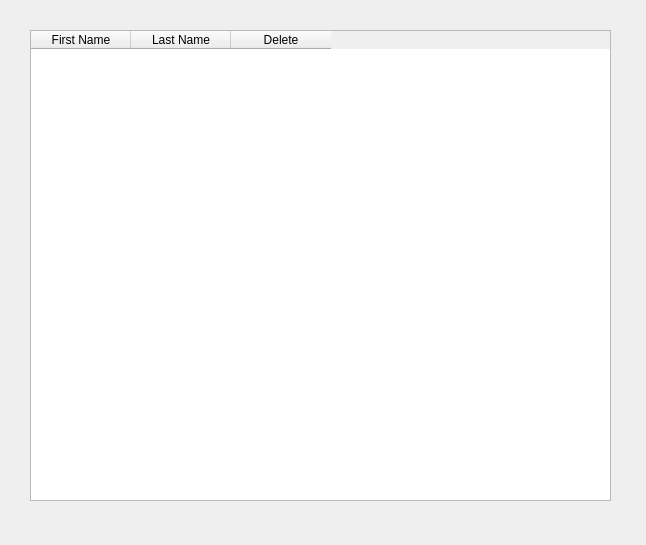
imp-javis/bed-manager, file deletepage.ui: the form before one commit.
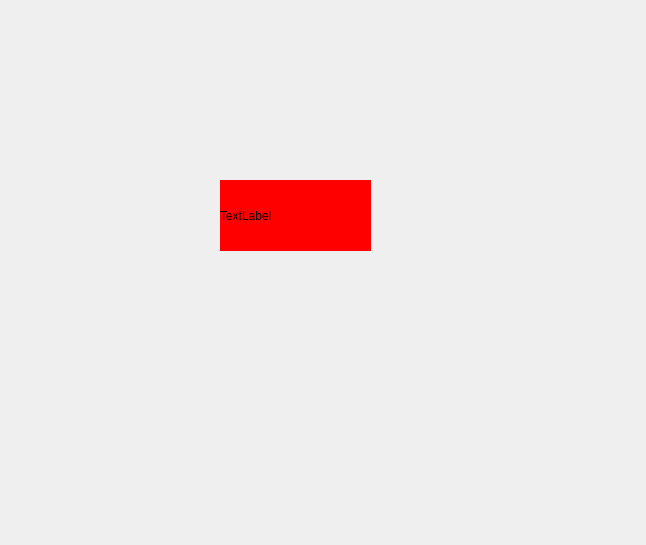
The form after the commit.

Diff of the .ui file:
```diff
--- a/deletepage.ui
+++ b/deletepage.ui
@@ -13,30 +13,21 @@
   <property name="windowTitle">
    <string>Form</string>
   </property>
-  <widget class="QTableWidget" name="tableWidget">
+  <widget class="QLabel" name="label">
    <property name="geometry">
     <rect>
-     <x>30</x>
-     <y>30</y>
-     <width>581</width>
-     <height>471</height>
+     <x>220</x>
+     <y>180</y>
+     <width>151</width>
+     <height>71</height>
     </rect>
    </property>
-   <column>
-    <property name="text">
-     <string>First Name</string>
-    </property>
-   </column>
-   <column>
-    <property name="text">
-     <string>Last Name</string>
-    </property>
-   </column>
-   <column>
-    <property name="text">
-     <string>Delete</string>
-    </property>
-   </column>
+   <property name="styleSheet">
+    <string notr="true">background-color: red</string>
+   </property>
+   <property name="text">
+    <string>TextLabel</string>
+   </property>
   </widget>
  </widget>
  <resources/>
```
